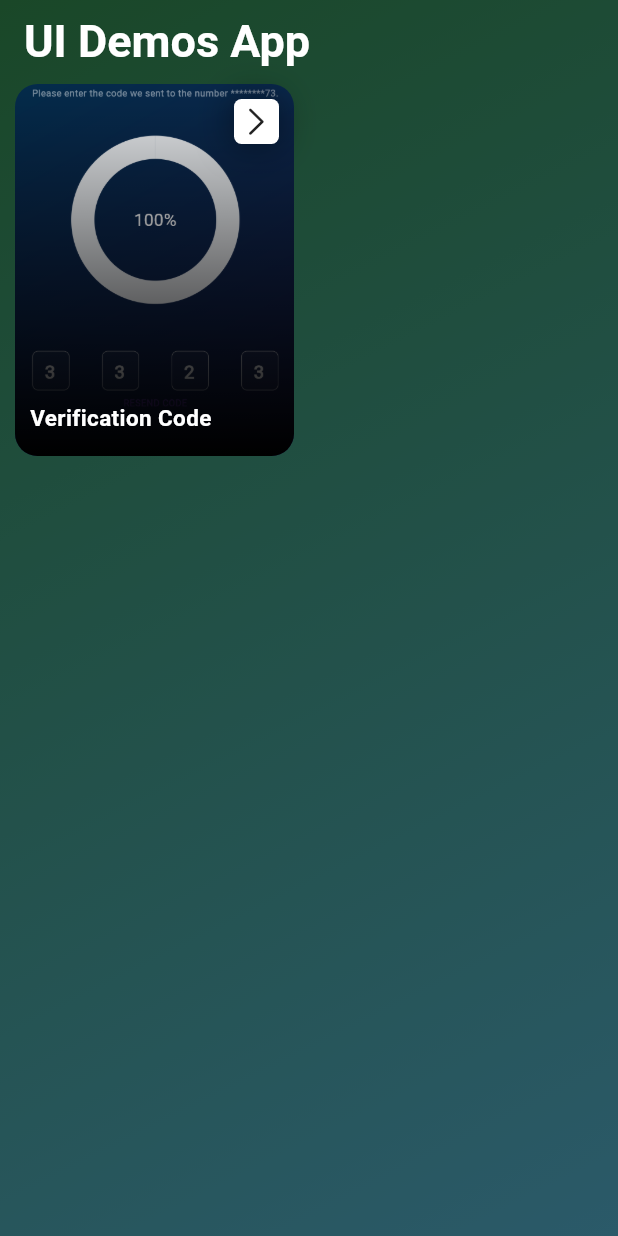
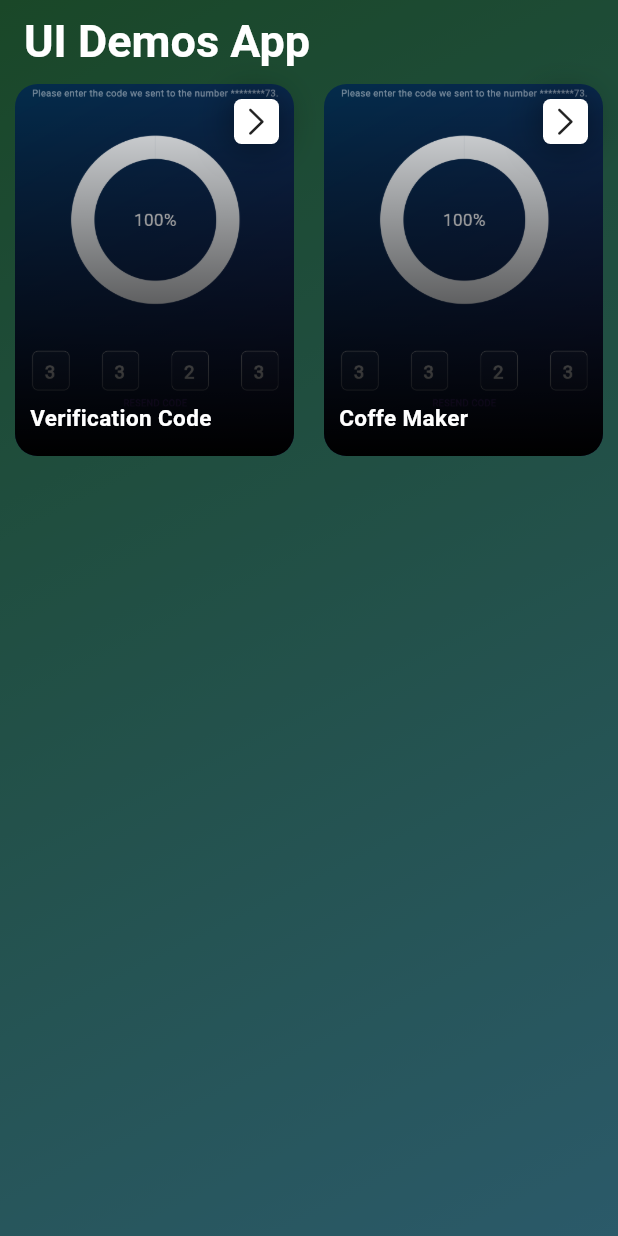
Before and after one commit to jesuspedge/ui_demo_app, a Flutter app: the screen it shows after launch, on a phone screen of 412 x 824 dp. Run offline on Flutter 3.47's test engine with Material 3 defaults, Android fonts, the phone set to English and light mode, and no system bars; our stand-ins replace equatable, flutter_bloc.

Commit message:
adding second page

```diff
--- a/lib/pages/all_pages/all_pages.dart
+++ b/lib/pages/all_pages/all_pages.dart
@@ -1 +1,2 @@
 export '01_verification_code/verification_code_page.dart';
+export '02_coffe_maker/coffe_maker_page.dart';
--- a/lib/pages/models/pages_model.dart
+++ b/lib/pages/models/pages_model.dart
@@ -14,5 +14,9 @@ List<UIPage> pages = [
   UIPage(
       imageName: 'assets/images/01codecheck.png',
       widgetPage: const VerificationCodePage(),
-      name: 'Verification Code')
+      name: 'Verification Code'),
+  UIPage(
+      imageName: 'assets/images/01codecheck.png',
+      widgetPage: const CoffeMakerPage(),
+      name: 'Coffe Maker')
 ];
```
Also changed, not shown: lib/pages/all_pages/02_coffe_maker/coffe_maker_page.dart (added, +16 -0 lines), pubspec.lock.
